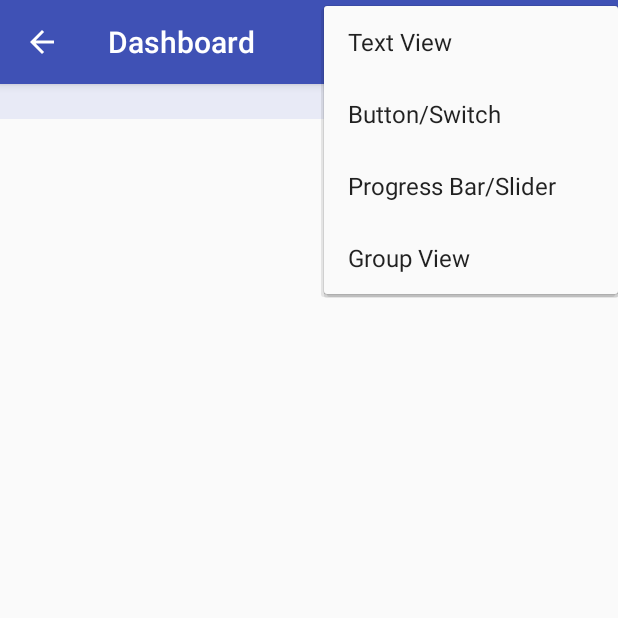
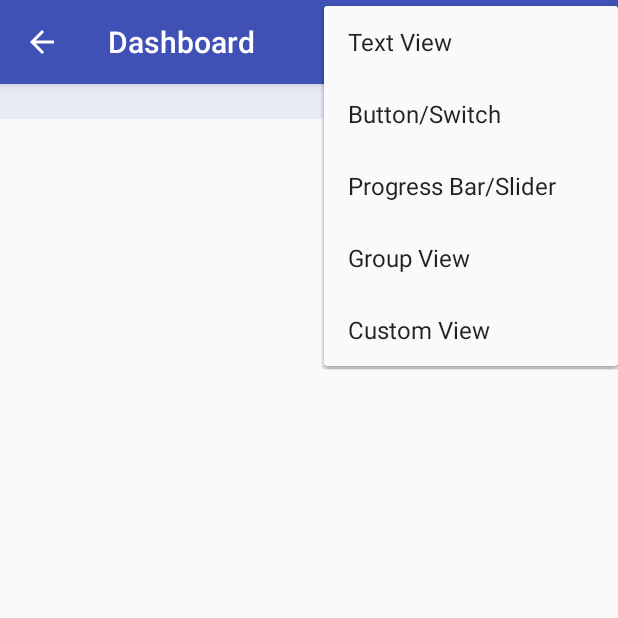
Before and after one commit to RadioShuttle/MQTTPushClient_Android, an Android app: the DashBoardActivity screen opened directly, with no data from a screen before it, after a tap on "Add", on a phone screen of 412 x 824 dp, the top half of it. Run offline under Robolectric (Android 15) with nearby library versions, the phone set to English and light mode, and no system bars; 10 statements that could not run were skipped.

Commit message:
custom view menu item

```diff
--- a/app/src/main/res/menu/activity_dash_board.xml
+++ b/app/src/main/res/menu/activity_dash_board.xml
@@ -28,6 +28,12 @@
                 android:orderInCategory="23"
                 android:title="@string/action_add_group"
                 app:showAsAction="never" />
+            <item
+                android:id="@+id/action_add_custom"
+                android:orderInCategory="24"
+                android:title="@string/action_add_custom"
+                app:showAsAction="never" />
+
         </menu>
     </item>
 
```
